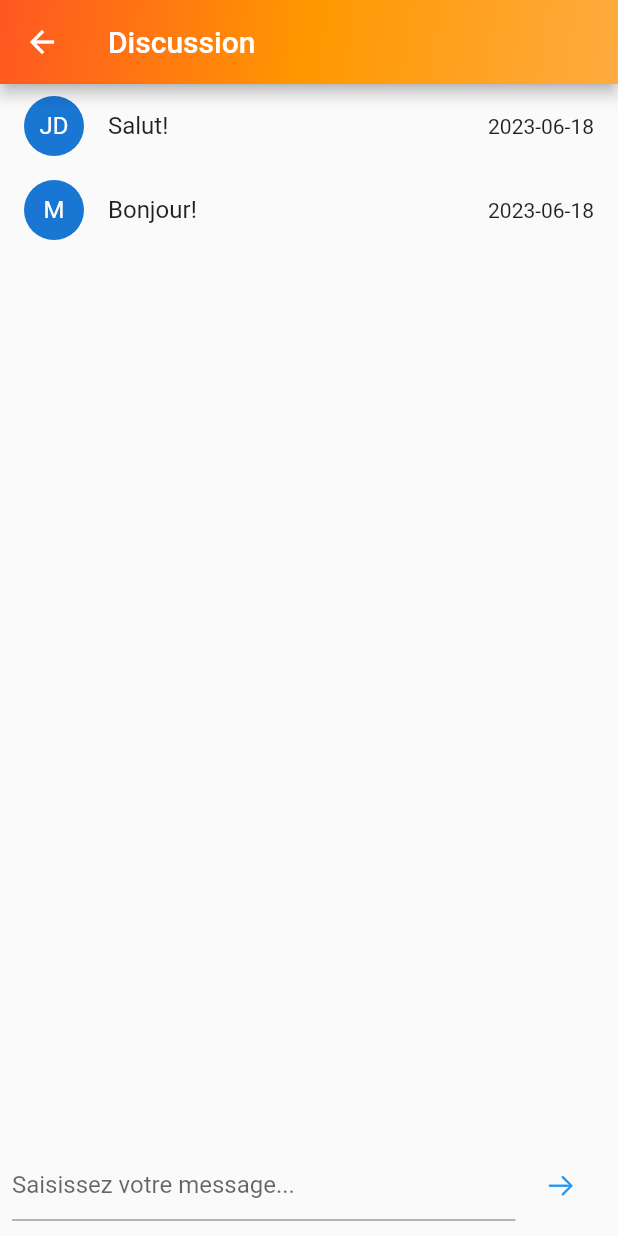
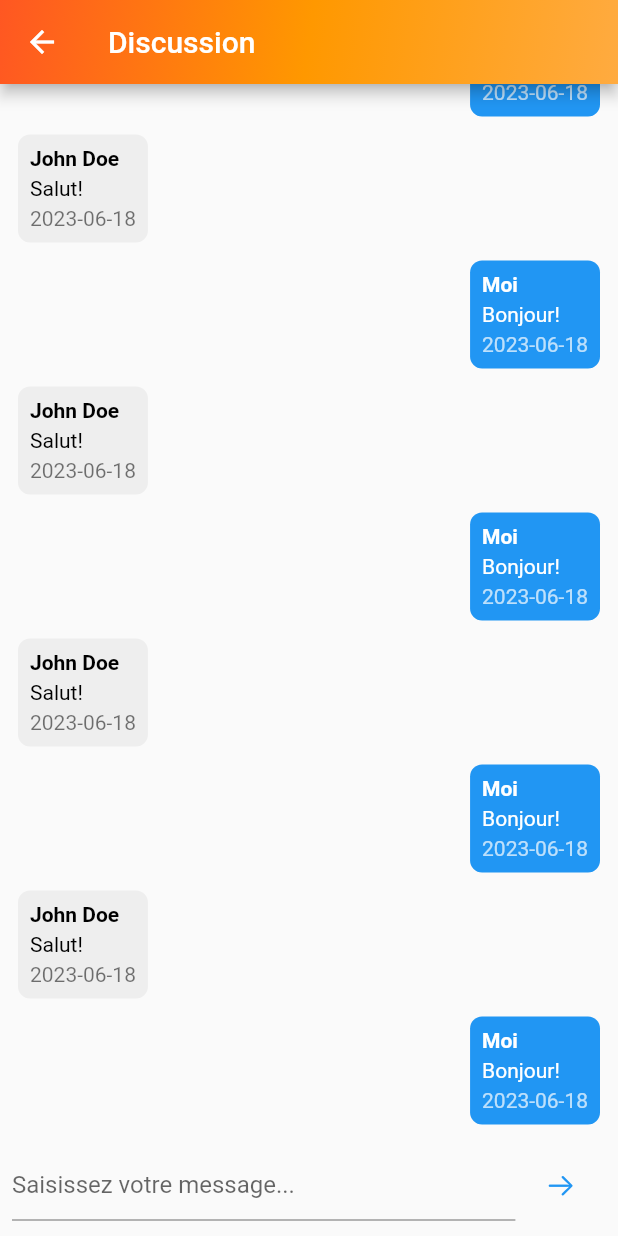
Before and after one commit to ColorBlastPA/Mobile, a Flutter app: the ChatPage screen opened directly, on a phone screen of 412 x 824 dp. Run offline on Flutter 3.47's test engine with Material 2 defaults, Android fonts, the phone set to English and light mode, and no system bars; our stand-ins replace form_validator, geocoding, geolocator, get, image_picker and 3 more; missing offline and left inert: dart:ffi, dart:html, flutter_elegant_number_button, flutter_stripe, mailer, multiselect_formfield.

Commit message:
debut planning/messagerie

```diff
--- a/lib/Page/chat_page.dart
+++ b/lib/Page/chat_page.dart
@@ -1,3 +1,4 @@
+import 'package:color_blast/Animation/animation.dart';
 import 'package:flutter/cupertino.dart';
 import 'package:flutter/material.dart';
 import 'package:intl/intl.dart';
@@ -9,8 +10,17 @@ class ChatPage extends StatefulWidget {
   State<ChatPage> createState() => _ChatPageState();
 }
 
+
 class _ChatPageState extends State<ChatPage> {
   List<Message> messages = [
+    Message("John Doe", "Salut!", "2023-06-18"),
+    Message("Moi", "Bonjour!", "2023-06-18"),
+    Message("John Doe", "Salut!", "2023-06-18"),
+    Message("Moi", "Bonjour!", "2023-06-18"),
+    Message("John Doe", "Salut!", "2023-06-18"),
+    Message("Moi", "Bonjour!", "2023-06-18"),
+    Message("John Doe", "Salut!", "2023-06-18"),
+    Message("Moi", "Bonjour!", "2023-06-18"),
     Message("John Doe", "Salut!", "2023-06-18"),
     Message("Moi", "Bonjour!", "2023-06-18"),
   ];
@@ -36,19 +46,16 @@ class _ChatPageState extends State<ChatPage> {
           ),
         ),
       ),
-      body: Column(
+      body: ElementAnimation(0.5,Column(
         children: [
           Expanded(
             child: ListView.builder(
+              reverse: true, // Affiche les nouveaux messages en bas
               itemCount: messages.length,
               itemBuilder: (BuildContext context, int index) {
-                return ListTile(
-                  leading: CircleAvatar(
-                    child: Text(messages[index].getInitials()),
-                  ),
-                  title: Text(messages[index].content),
-                  trailing: Text(messages[index].date),
-                );
+                // Inverse l'index pour afficher les nouveaux messages en bas
+                int invertedIndex = messages.length - 1 - index;
+                return buildMessageItem(messages[invertedIndex]);
               },
             ),
           ),
@@ -75,6 +82,45 @@ class _ChatPageState extends State<ChatPage> {
           ),
         ],
       ),
+      ),
+
+    );
+  }
+
+  Widget buildMessageItem(Message message) {
+    bool isMe = message.sender == "Moi";
+    return Container(
+      padding: EdgeInsets.symmetric(horizontal: 12, vertical: 6),
+      alignment: isMe ? Alignment.centerRight : Alignment.centerLeft,
+      child: Container(
+        padding: EdgeInsets.all(8),
+        decoration: BoxDecoration(
+          color: isMe ? Colors.blue : Colors.grey.shade200,
+          borderRadius: BorderRadius.circular(8),
+        ),
+        child: Column(
+          crossAxisAlignment: CrossAxisAlignment.start,
+          children: [
+            Text(
+              message.sender,
+              style: TextStyle(
+                fontWeight: FontWeight.bold,
+                color: isMe ? Colors.white : Colors.black,
+              ),
+            ),
+            SizedBox(height: 4),
+            Text(
+              message.content,
+              style: TextStyle(color: isMe ? Colors.white : Colors.black),
+            ),
+            SizedBox(height: 4),
+            Text(
+              message.date,
+              style: TextStyle(color: isMe ? Colors.white70 : Colors.black54),
+            ),
+          ],
+        ),
+      ),
     );
   }
 
@@ -97,13 +143,4 @@ class Message {
   final String date;
 
   Message(this.sender, this.content, this.date);
-
-  String getInitials() {
-    List<String> names = sender.split(" ");
-    String initials = "";
-    for (var name in names) {
-      initials += name[0];
-    }
-    return initials;
-  }
 }
--- a/lib/Page/service_list_page.dart
+++ b/lib/Page/service_list_page.dart
@@ -44,6 +44,8 @@ class _ServiceListPageState extends State<ServiceListPage> {
           .toList();
     });
   }
+
+
 
 
 
--- a/pubspec.yaml
+++ b/pubspec.yaml
@@ -55,6 +55,9 @@ dependencies:
   geolocator: ^9.0.2
   url_launcher: ^6.1.11
   get: ^4.6.5
+  cell_calendar: ^0.8.0
+  syncfusion_flutter_datepicker: ^22.2.7
+
 
 dev_dependencies:
   flutter_test:
```
Also changed, not shown: lib/Model/line.dart (added, +41 -0 lines), lib/Model/messagerie.dart (added, +62 -0 lines), lib/Model/planning.dart (added, +42 -0 lines), lib/Page/messaging_page.dart (+5 -3 lines), lib/Page/planning_page.dart (+103 -5 lines), lib/Page/take_meet_page.dart (+33 -5 lines), lib/Service/service_line.dart (added, +63 -0 lines), lib/Service/service_messagerie.dart (added, +60 -0 lines), lib/Service/service_planning.dart (added, +19 -0 lines), pubspec.lock.
